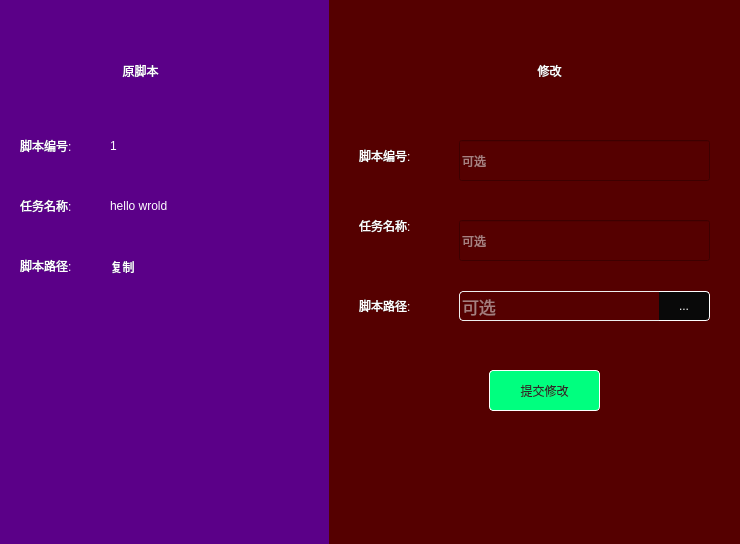
The window that UI/updateJS.ui (LX-sys/scriptmanagement) describes before a commit, drawn with Qt 5.
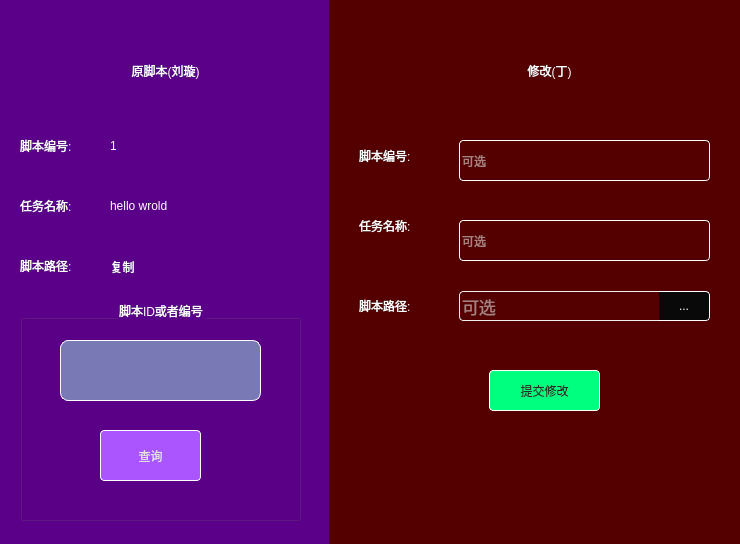
The same window after the commit.

```diff
--- a/UI/updateJS.ui
+++ b/UI/updateJS.ui
@@ -26,10 +26,11 @@
    <string>Form</string>
   </property>
   <property name="styleSheet">
-   <string notr="true">QWidget{
+   <string notr="true">QWidget#Form{
 	color: rgb(255, 255, 255);
 	font: 12pt &quot;黑体&quot;;
-}</string>
+}
+</string>
   </property>
   <layout class="QGridLayout" name="gridLayout">
    <property name="leftMargin">
@@ -62,14 +63,18 @@
       </size>
      </property>
      <property name="styleSheet">
-      <string notr="true">background-color: rgb(91, 0, 136);</string>
+      <string notr="true">QWidget{
+	color: rgb(255, 255, 255);
+	font: 12pt &quot;黑体&quot;;
+	background-color: rgb(91, 0, 136);
+}</string>
      </property>
      <widget class="QLabel" name="label_o_title">
       <property name="geometry">
        <rect>
-        <x>60</x>
+        <x>20</x>
         <y>30</y>
-        <width>161</width>
+        <width>291</width>
         <height>81</height>
        </rect>
       </property>
@@ -79,7 +84,7 @@
 }</string>
       </property>
       <property name="text">
-       <string>原脚本</string>
+       <string>原脚本(刘璇)</string>
       </property>
       <property name="alignment">
        <set>Qt::AlignCenter</set>
@@ -178,6 +183,65 @@
        <string>hello wrold</string>
       </property>
      </widget>
+     <widget class="QGroupBox" name="groupBox">
+      <property name="geometry">
+       <rect>
+        <x>20</x>
+        <y>300</y>
+        <width>281</width>
+        <height>221</height>
+       </rect>
+      </property>
+      <property name="title">
+       <string>脚本ID或者编号</string>
+      </property>
+      <property name="alignment">
+       <set>Qt::AlignCenter</set>
+      </property>
+      <widget class="QPushButton" name="btn_find">
+       <property name="geometry">
+        <rect>
+         <x>80</x>
+         <y>130</y>
+         <width>101</width>
+         <height>51</height>
+        </rect>
+       </property>
+       <property name="styleSheet">
+        <string notr="true">QPushButton{
+border:1px solid rgb(255, 255, 255);
+border-radius:4px;
+color: rgb(226, 226, 226);
+background-color: rgb(170, 85, 255);
+font: 13pt &quot;华文琥珀&quot;;
+}
+QPushButton:pressed{
+background-color:rgb(100, 50, 150);
+}</string>
+       </property>
+       <property name="text">
+        <string>查询</string>
+       </property>
+      </widget>
+      <widget class="QLineEdit" name="lineEdit_ip_number">
+       <property name="geometry">
+        <rect>
+         <x>40</x>
+         <y>40</y>
+         <width>201</width>
+         <height>61</height>
+        </rect>
+       </property>
+       <property name="styleSheet">
+        <string notr="true">QLineEdit{
+background-color: rgb(121, 121, 181);
+border:1px solid rgb(255, 255, 255);
+border-radius:8px;
+}
+</string>
+       </property>
+      </widget>
+     </widget>
     </widget>
    </item>
    <item row="0" column="1">
@@ -293,7 +357,11 @@
        </rect>
       </property>
       <property name="styleSheet">
-       <string notr="true"/>
+       <string notr="true">QLineEdit{
+border:1px solid rgb(255, 255, 255);
+border-radius:4px;
+}
+</string>
       </property>
       <property name="text">
        <string/>
@@ -350,6 +418,13 @@
         <height>41</height>
        </rect>
       </property>
+      <property name="styleSheet">
+       <string notr="true">QLineEdit{
+border:1px solid rgb(255, 255, 255);
+border-radius:4px;
+}
+</string>
+      </property>
       <property name="text">
        <string/>
       </property>
@@ -397,7 +472,7 @@
 }</string>
       </property>
       <property name="text">
-       <string>修改</string>
+       <string>修改(丁)</string>
       </property>
       <property name="alignment">
        <set>Qt::AlignCenter</set>
```
Left out of the diff: 4 changed lines with no effect on the pictures.
